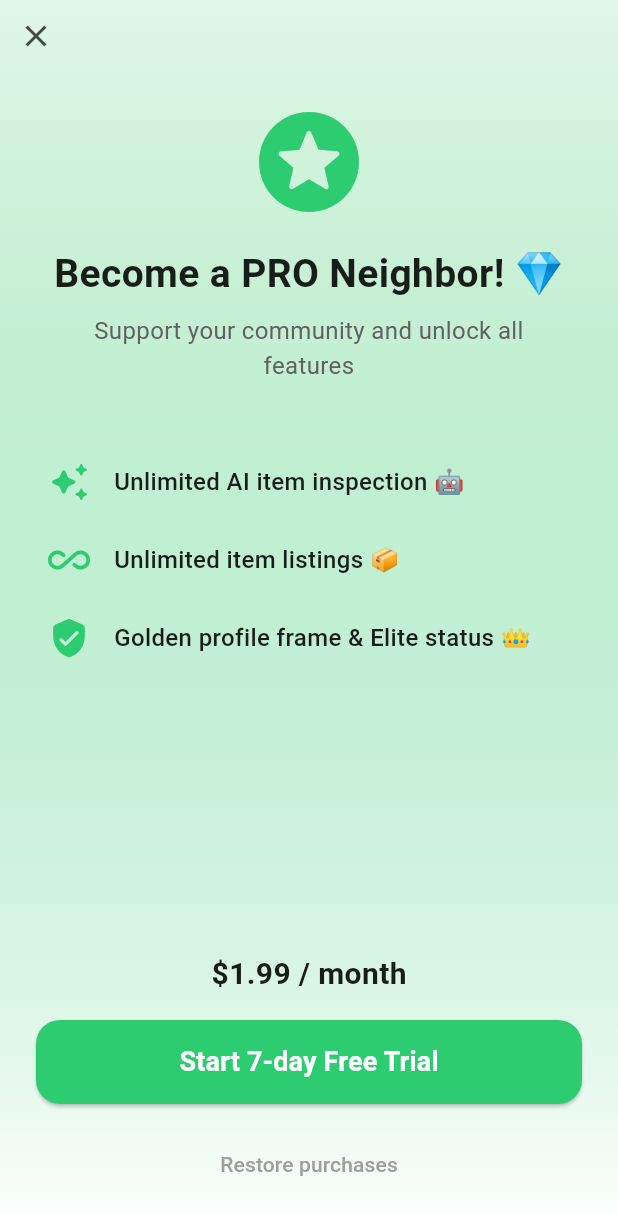
After one commit to cherrydan/neighbor_share, a Flutter app: the PaywallScreen screen opened directly, on a phone screen of 412 x 824 dp. The commit adds this screen. Shown: the top 1215 px of the screen. Run offline on Flutter 3.47's test engine with Material 3 defaults, Android fonts, the phone set to English and light mode, and no system bars; our stand-ins replace cloud_firestore, firebase_auth, firebase_core, flutter_dotenv, flutter_map, geolocator and 3 more; accounts and stored records are empty.

Commit message:
feat: test paywall screen

```diff
--- a/lib/l10n/app_en.arb
+++ b/lib/l10n/app_en.arb
@@ -65,7 +65,16 @@
   "deleteItemConfirmBody": "Are you sure you want to remove this item? The publishing bonus (+5 pts) will be reverted.",
   "cannotDeleteInUseError": "Cannot delete an item that is currently borrowed or overdue!",
   "showItemOnMap": "Show on map",
-  "itemDetailsButton": "Open item details"
+  "itemDetailsButton": "Open item details",
+    "proTitle": "Become a PRO Neighbor! 💎",
+  "proSubtitle": "Support your community and unlock all features",
+  "proFeatureAI": "Unlimited AI item inspection 🤖",
+  "proFeatureUnlimited": "Unlimited item listings 📦",
+  "proFeatureBadge": "Golden profile frame & Elite status 👑",
+  "proPrice": "$1.99 / month",
+  "subscribeButton": "Start 7-day Free Trial",
+  "restorePurchases": "Restore purchases"
+
 
 
 
--- a/lib/l10n/app_localizations.dart
+++ b/lib/l10n/app_localizations.dart
@@ -503,6 +503,54 @@ abstract class AppLocalizations {
   /// In ru, this message translates to:
   /// **'Открыть описание'**
   String get itemDetailsButton;
+
+  /// No description provided for @proTitle.
+  ///
+  /// In ru, this message translates to:
+  /// **'Стань PRO Соседом! 💎'**
+  String get proTitle;
+
+  /// No description provided for @proSubtitle.
+  ///
+  /// In ru, this message translates to:
+  /// **'Поддержи сообщество и получи максимум возможностей'**
+  String get proSubtitle;
+
+  /// No description provided for @proFeatureAI.
+  ///
+  /// In ru, this message translates to:
+  /// **'Безлимитная AI-экспертиза вещей 🤖'**
+  String get proFeatureAI;
+
+  /// No description provided for @proFeatureUnlimited.
+  ///
+  /// In ru, this message translates to:
+  /// **'Неограниченное число объявлений 📦'**
+  String get proFeatureUnlimited;
+
+  /// No description provided for @proFeatureBadge.
+  ///
+  /// In ru, this message translates to:
+  /// **'Золотая рамка и статус Elite Neighbor 👑'**
+  String get proFeatureBadge;
+
+  /// No description provided for @proPrice.
+  ///
+  /// In ru, this message translates to:
+  /// **'\$1.99 / месяц'**
+  String get proPrice;
+
+  /// No description provided for @subscribeButton.
+  ///
+  /// In ru, this message translates to:
+  /// **'Попробовать бесплатно 7 дней'**
+  String get subscribeButton;
+
+  /// No description provided for @restorePurchases.
+  ///
+  /// In ru, this message translates to:
+  /// **'Восстановить покупки'**
+  String get restorePurchases;
 }
 
 class _AppLocalizationsDelegate
--- a/lib/l10n/app_localizations_en.dart
+++ b/lib/l10n/app_localizations_en.dart
@@ -223,4 +223,28 @@ class AppLocalizationsEn extends AppLocalizations {
 
   @override
   String get itemDetailsButton => 'Open item details';
+
+  @override
+  String get proTitle => 'Become a PRO Neighbor! 💎';
+
+  @override
+  String get proSubtitle => 'Support your community and unlock all features';
+
+  @override
+  String get proFeatureAI => 'Unlimited AI item inspection 🤖';
+
+  @override
+  String get proFeatureUnlimited => 'Unlimited item listings 📦';
+
+  @override
+  String get proFeatureBadge => 'Golden profile frame & Elite status 👑';
+
+  @override
+  String get proPrice => '\$1.99 / month';
+
+  @override
+  String get subscribeButton => 'Start 7-day Free Trial';
+
+  @override
+  String get restorePurchases => 'Restore purchases';
 }
--- /dev/null
+++ b/lib/screens/paywall_screen.dart
@@ -0,0 +1,117 @@
+import 'package:flutter/material.dart';
+import '../l10n/app_localizations.dart';
+
+class PaywallScreen extends StatelessWidget {
+  const PaywallScreen({super.key});
+
+  @override
+  Widget build(BuildContext context) {
+    final l10n = AppLocalizations.of(context)!;
+
+    return Scaffold(
+      body: Container(
+        width: double.infinity,
+        decoration: BoxDecoration(
+          gradient: LinearGradient(
+            begin: Alignment.topCenter,
+            end: Alignment.bottomCenter,
+            colors: [
+              const Color(0xFF2ECC71).withValues(alpha: 0.1),
+              Colors.white,
+            ],
+          ),
+        ),
+        child: SafeArea(
+          child: Column(
+            children: [
+              Align(
+                alignment: Alignment.topLeft,
+                child: IconButton(
+                  icon: const Icon(Icons.close),
+                  onPressed: () => Navigator.pop(context),
+                ),
+              ),
+              const SizedBox(height: 20),
+              const Icon(Icons.stars_rounded, size: 80, color: Color(0xFF2ECC71)),
+              const SizedBox(height: 16),
+              Text(
+                l10n.proTitle,
+                style: const TextStyle(fontSize: 26, fontWeight: FontWeight.bold),
+                textAlign: TextAlign.center,
+              ),
+              const SizedBox(height: 8),
+              Padding(
+                padding: const EdgeInsets.symmetric(horizontal: 40),
+                child: Text(
+                  l10n.proSubtitle,
+                  style: TextStyle(fontSize: 16, color: Colors.grey.shade700),
+                  textAlign: TextAlign.center,
+                ),
+              ),
+              const SizedBox(height: 40),
+
+              // Список фич
+              _buildFeatureItem(Icons.auto_awesome_rounded, l10n.proFeatureAI),
+              _buildFeatureItem(Icons.all_inclusive_rounded, l10n.proFeatureUnlimited),
+              _buildFeatureItem(Icons.verified_user_rounded, l10n.proFeatureBadge),
+
+              const Spacer(),
+
+              // Блок цены и кнопки
+              Padding(
+                padding: const EdgeInsets.all(24.0),
+                child: Column(
+                  children: [
+                    Text(
+                      l10n.proPrice,
+                      style: const TextStyle(fontSize: 20, fontWeight: FontWeight.bold),
+                    ),
+                    const SizedBox(height: 16),
+                    SizedBox(
+                      width: double.infinity,
+                      height: 56,
+                      child: ElevatedButton(
+                        onPressed: () {
+                          // Здесь позже прикрутим RevenueCat
+                        },
+                        style: ElevatedButton.styleFrom(
+                          backgroundColor: const Color(0xFF2ECC71),
+                          foregroundColor: Colors.white,
+                          shape: RoundedRectangleBorder(borderRadius: BorderRadius.circular(16)),
+                        ),
+                        child: Text(l10n.subscribeButton, style: const TextStyle(fontSize: 18, fontWeight: FontWeight.bold)),
+                      ),
+                    ),
+                    const SizedBox(height: 16),
+                    TextButton(
+                      onPressed: () {},
+                      child: Text(l10n.restorePurchases, style: const TextStyle(color: Colors.grey)),
+                    ),
+                  ],
+                ),
+              ),
+            ],
+          ),
+        ),
+      ),
+    );
+  }
+
+  Widget _buildFeatureItem(IconData icon, String text) {
+    return Padding(
+      padding: const EdgeInsets.symmetric(horizontal: 32, vertical: 12),
+      child: Row(
+        children: [
+          Icon(icon, color: const Color(0xFF2ECC71), size: 28),
+          const SizedBox(width: 16),
+          Expanded(
+            child: Text(
+              text,
+              style: const TextStyle(fontSize: 16, fontWeight: FontWeight.w500),
+            ),
+          ),
+        ],
+      ),
+    );
+  }
+}
```
Also changed, not shown: lib/l10n/app_es.arb (+10 -1 lines), lib/l10n/app_localizations_es.dart (+25 -0 lines), lib/l10n/app_localizations_pt.dart (+25 -0 lines), lib/l10n/app_localizations_ru.dart (+25 -0 lines), lib/l10n/app_pt.arb (+10 -1 lines), lib/l10n/app_ru.arb (+10 -1 lines), lib/screens/profile_screen.dart (+13 -0 lines).
